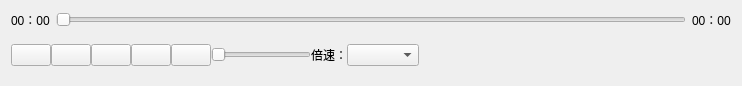
Before: the Qt Designer form Ra1nPlayer/ctrlbar.ui in Dreamzzx/Ra1n_Player, drawn with Qt 5.
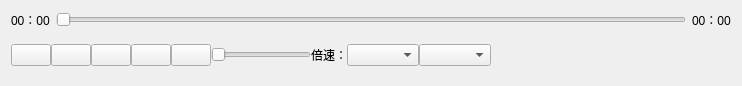
After: the same form once the commit is applied. Custom widgets are drawn as their Qt base class.

```diff
--- a/Ra1nPlayer/ctrlbar.ui
+++ b/Ra1nPlayer/ctrlbar.ui
@@ -166,6 +166,9 @@
        <item>
         <widget class="QComboBox" name="speed_comboBox"/>
        </item>
+       <item>
+        <widget class="QComboBox" name="HWComboBox"/>
+       </item>
        <item>
         <spacer name="horizontalSpacer">
          <property name="orientation">
```
